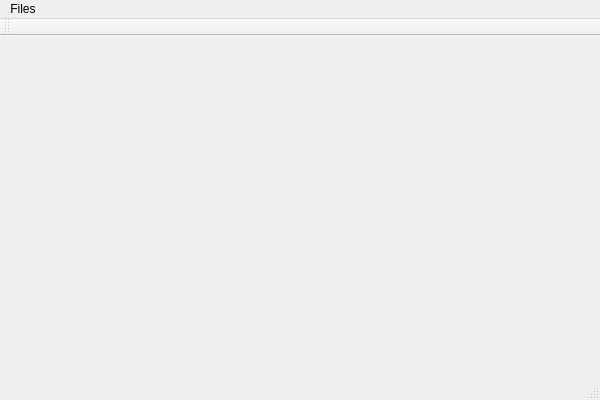
Above: src/CADViewer/MainWnd.ui from whpark/gtl before the change. Below: the same form after it.
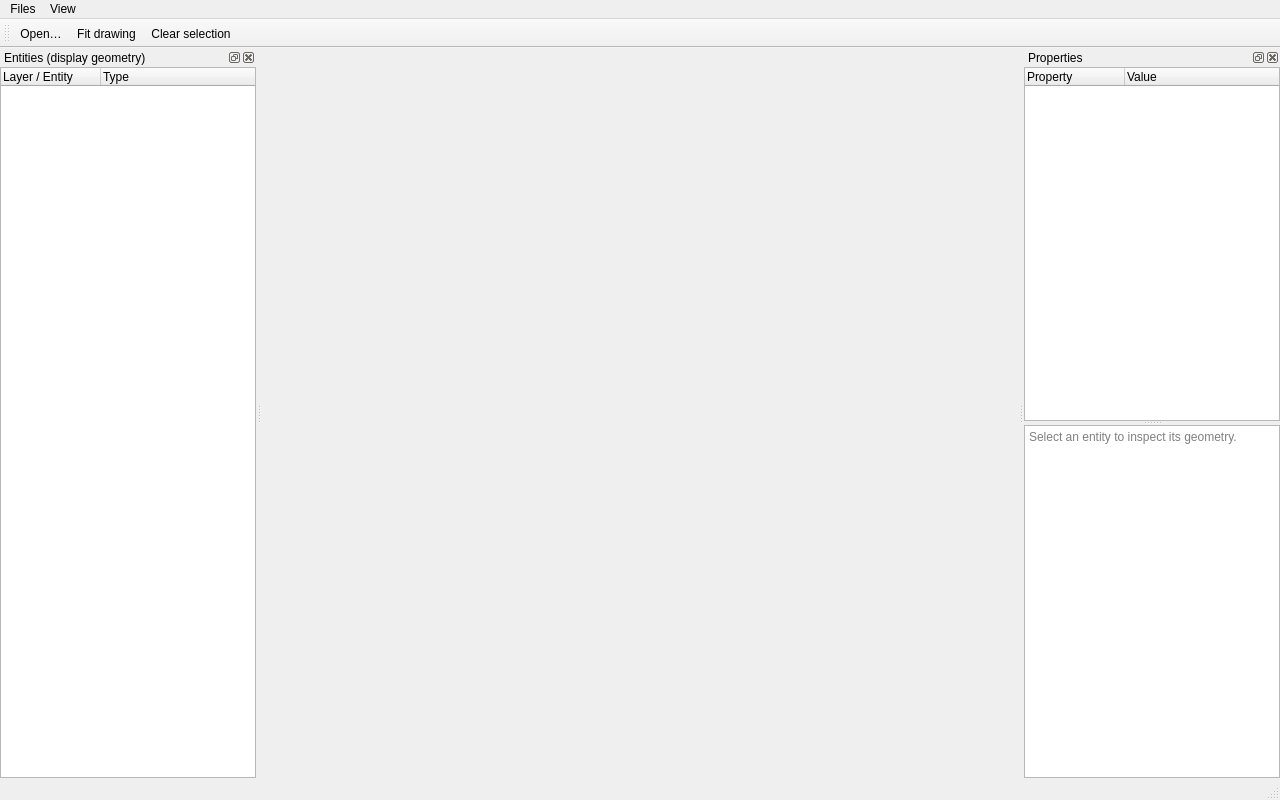
That is the form after the change. Icons and pictures are not drawn. Custom widgets are drawn as their Qt base class.

The edit to the form file:
```diff
--- a/src/CADViewer/MainWnd.ui
+++ b/src/CADViewer/MainWnd.ui
@@ -2,53 +2,79 @@
 <ui version="4.0">
  <class>MainWndClass</class>
  <widget class="QMainWindow" name="MainWndClass">
-  <property name="geometry">
-   <rect>
-    <x>0</x>
-    <y>0</y>
-    <width>600</width>
-    <height>400</height>
-   </rect>
-  </property>
-  <property name="windowTitle">
-   <string>CADViewer</string>
-  </property>
-  <widget class="QWidget" name="centralWidget"/>
+  <property name="geometry"><rect><x>0</x><y>0</y><width>1280</width><height>800</height></rect></property>
+  <property name="windowTitle"><string>CADViewer</string></property>
+  <property name="windowIcon"><iconset resource="resource.qrc"><normaloff>:/image/icon.ico</normaloff>:/image/icon.ico</iconset></property>
+  <widget class="gtl::qt::xLayeredMatView" name="drawingView"/>
   <widget class="QMenuBar" name="menuBar">
-   <property name="geometry">
-    <rect>
-     <x>0</x>
-     <y>0</y>
-     <width>600</width>
-     <height>22</height>
-    </rect>
-   </property>
    <widget class="QMenu" name="menuFiles">
     <property name="title">
      <string>Files</string>
     </property>
     <addaction name="actionAbout"/>
    </widget>
-   <addaction name="menuFiles"/>
+   <widget class="QMenu" name="menuView">
+    <property name="title"><string>View</string></property>
+    <addaction name="actionEntities"/><addaction name="actionProperties"/>
+   </widget>
+   <addaction name="menuFiles"/><addaction name="menuView"/>
   </widget>
   <widget class="QToolBar" name="mainToolBar">
-   <attribute name="toolBarArea">
-    <enum>TopToolBarArea</enum>
-   </attribute>
-   <attribute name="toolBarBreak">
-    <bool>false</bool>
-   </attribute>
+   <property name="windowTitle"><string>Drawing tools</string></property>
+   <attribute name="toolBarArea"><enum>TopToolBarArea</enum></attribute>
+   <attribute name="toolBarBreak"><bool>false</bool></attribute>
+   <addaction name="actionOpen"/><addaction name="actionFit"/><addaction name="actionClearSelection"/>
   </widget>
   <widget class="QStatusBar" name="statusBar"/>
-  <action name="actionAbout">
-   <property name="text">
-    <string>About</string>
-   </property>
-  </action>
+  <widget class="QDockWidget" name="entityDock">
+   <property name="windowTitle"><string>Entities (display geometry)</string></property>
+   <attribute name="dockWidgetArea"><number>1</number></attribute>
+   <widget class="QWidget" name="entityDockContents">
+    <layout class="QVBoxLayout" name="entityLayout">
+     <property name="leftMargin"><number>0</number></property><property name="topMargin"><number>0</number></property><property name="rightMargin"><number>0</number></property><property name="bottomMargin"><number>0</number></property>
+     <item><widget class="QTreeWidget" name="entityTree">
+      <property name="selectionMode"><enum>QAbstractItemView::ExtendedSelection</enum></property>
+      <property name="uniformRowHeights"><bool>true</bool></property>
+      <column><property name="text"><string>Layer / Entity</string></property></column>
+      <column><property name="text"><string>Type</string></property></column>
+     </widget></item>
+    </layout>
+   </widget>
+  </widget>
+  <widget class="QDockWidget" name="propertyDock">
+   <property name="windowTitle"><string>Properties</string></property>
+   <attribute name="dockWidgetArea"><number>2</number></attribute>
+   <widget class="QWidget" name="propertyDockContents">
+    <layout class="QVBoxLayout" name="propertyLayout">
+     <property name="leftMargin"><number>0</number></property><property name="topMargin"><number>0</number></property><property name="rightMargin"><number>0</number></property><property name="bottomMargin"><number>0</number></property>
+     <item><widget class="QSplitter" name="propertySplitter">
+      <property name="orientation"><enum>Qt::Vertical</enum></property>
+      <widget class="QTreeWidget" name="propertyTree">
+       <column><property name="text"><string>Property</string></property></column>
+       <column><property name="text"><string>Value</string></property></column>
+      </widget>
+      <widget class="QPlainTextEdit" name="entityDetails">
+       <property name="readOnly"><bool>true</bool></property>
+       <property name="placeholderText"><string>Select an entity to inspect its geometry.</string></property>
+      </widget>
+     </widget></item>
+    </layout>
+   </widget>
+  </widget>
+  <action name="actionOpen"><property name="text"><string>Open…</string></property><property name="shortcut"><string>Ctrl+O</string></property></action>
+  <action name="actionFit"><property name="text"><string>Fit drawing</string></property><property name="shortcut"><string>Home</string></property></action>
+  <action name="actionClearSelection"><property name="text"><string>Clear selection</string></property><property name="shortcut"><string>Esc</string></property></action>
+  <action name="actionEntities"><property name="checkable"><bool>true</bool></property><property name="checked"><bool>true</bool></property><property name="text"><string>Entities (display geometry)</string></property></action>
+  <action name="actionProperties"><property name="checkable"><bool>true</bool></property><property name="checked"><bool>true</bool></property><property name="text"><string>Properties</string></property></action>
+  <action name="actionAbout"><property name="text"><string>About</string></property></action>
  </widget>
  <layoutdefault spacing="6" margin="11"/>
- <resources>
-  <include location="resource.qrc"/>
- </resources>
- <connections/>
+ <customwidgets><customwidget><class>gtl::qt::xLayeredMatView</class><extends>QWidget</extends><header>gtl/qt/MatView/LayeredMatView.h</header><container>1</container></customwidget></customwidgets>
+ <resources><include location="resource.qrc"/></resources>
+ <connections>
+  <connection><sender>actionEntities</sender><signal>toggled(bool)</signal><receiver>entityDock</receiver><slot>setVisible(bool)</slot></connection>
+  <connection><sender>entityDock</sender><signal>visibilityChanged(bool)</signal><receiver>actionEntities</receiver><slot>setChecked(bool)</slot></connection>
+  <connection><sender>actionProperties</sender><signal>toggled(bool)</signal><receiver>propertyDock</receiver><slot>setVisible(bool)</slot></connection>
+  <connection><sender>propertyDock</sender><signal>visibilityChanged(bool)</signal><receiver>actionProperties</receiver><slot>setChecked(bool)</slot></connection>
+ </connections>
 </ui>
```
Left out of the diff: 6 changed lines with no effect on the pictures.
